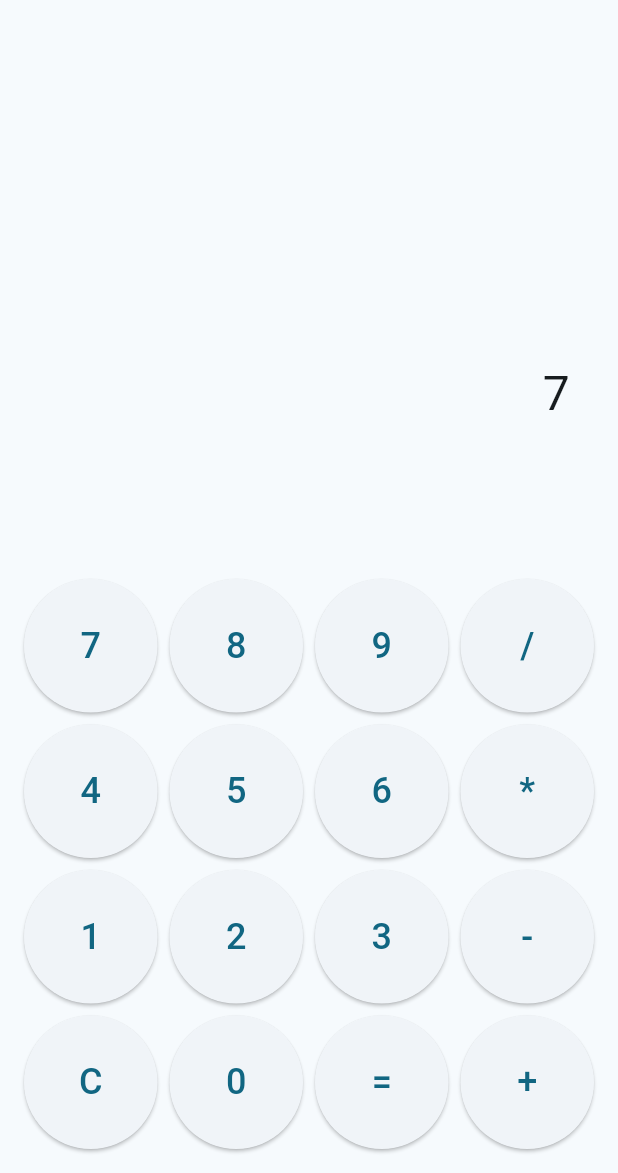
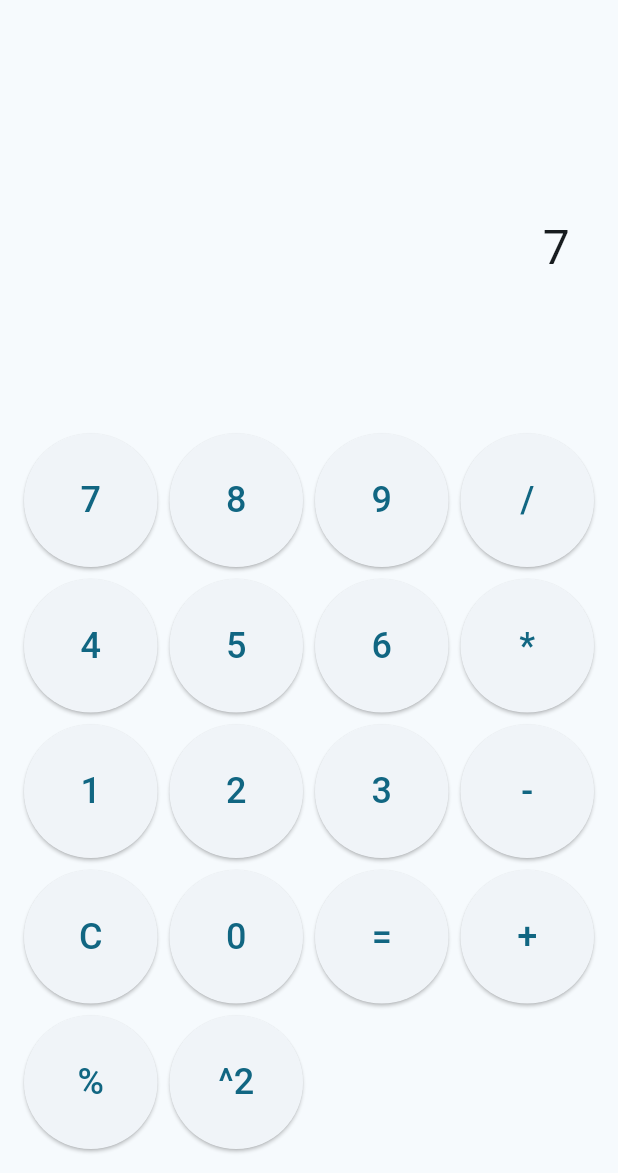
Before and after one commit to 0scar00/calc_app, a Flutter app: the screen it shows after launch, after a tap on an icon or button, on a phone screen of 412 x 824 dp, the part 63-1236 px from its top. Run offline on Flutter 3.47's test engine with Material 3 defaults, Android fonts, the phone set to English and light mode, and no system bars; missing offline and left inert: expressions.

Commit message:
Added square button to the calculator app

```diff
--- a/lib/main.dart
+++ b/lib/main.dart
@@ -40,6 +40,8 @@ class _CalculatorHomePageState extends State<CalculatorHomePage> {
         _result = '';
       } else if (value == '=') {
         _evaluateExpression();
+      } else if (value == '^2') {
+        _expression += '^2'; // For squaring numbers
       } else {
         _expression += value;
       }
@@ -49,7 +51,9 @@ class _CalculatorHomePageState extends State<CalculatorHomePage> {
   // Method to evaluate the expression using the expressions package
   void _evaluateExpression() {
     try {
-      final expression = Expression.parse(_expression);
+      // Replacing the ^2 (square operation) with **2 for the expression evaluator
+      String modifiedExpression = _expression.replaceAll('^2', '**2');
+      final expression = Expression.parse(modifiedExpression);
       final evaluator = const ExpressionEvaluator();
       final result = evaluator.eval(expression, {});
       setState(() {
@@ -108,8 +112,10 @@ class _CalculatorHomePageState extends State<CalculatorHomePage> {
                 _buildButton('4'), _buildButton('5'), _buildButton('6'), _buildButton('*'),
                 // Third row of buttons
                 _buildButton('1'), _buildButton('2'), _buildButton('3'), _buildButton('-'),
-                // Fourth row of buttons
+                // Fourth row of buttons (Added square and modulo buttons)
                 _buildButton('C'), _buildButton('0'), _buildButton('='), _buildButton('+'),
+                // Fifth row for new operations
+                _buildButton('%'), _buildButton('^2'),
               ],
             ),
           ],
```
